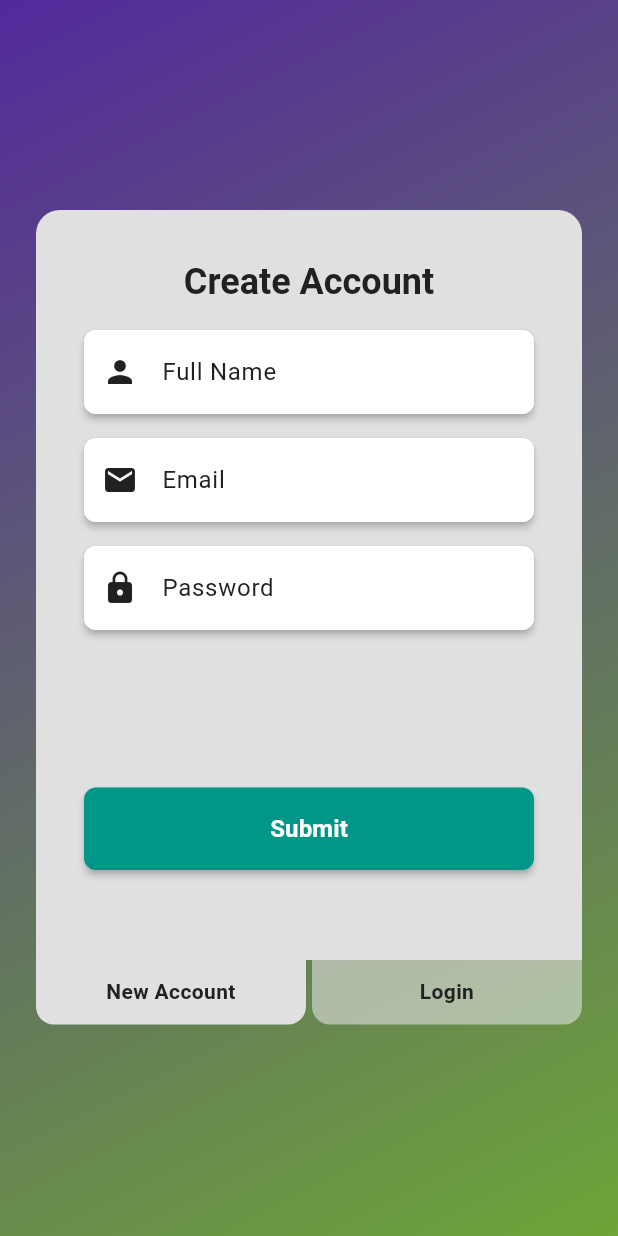
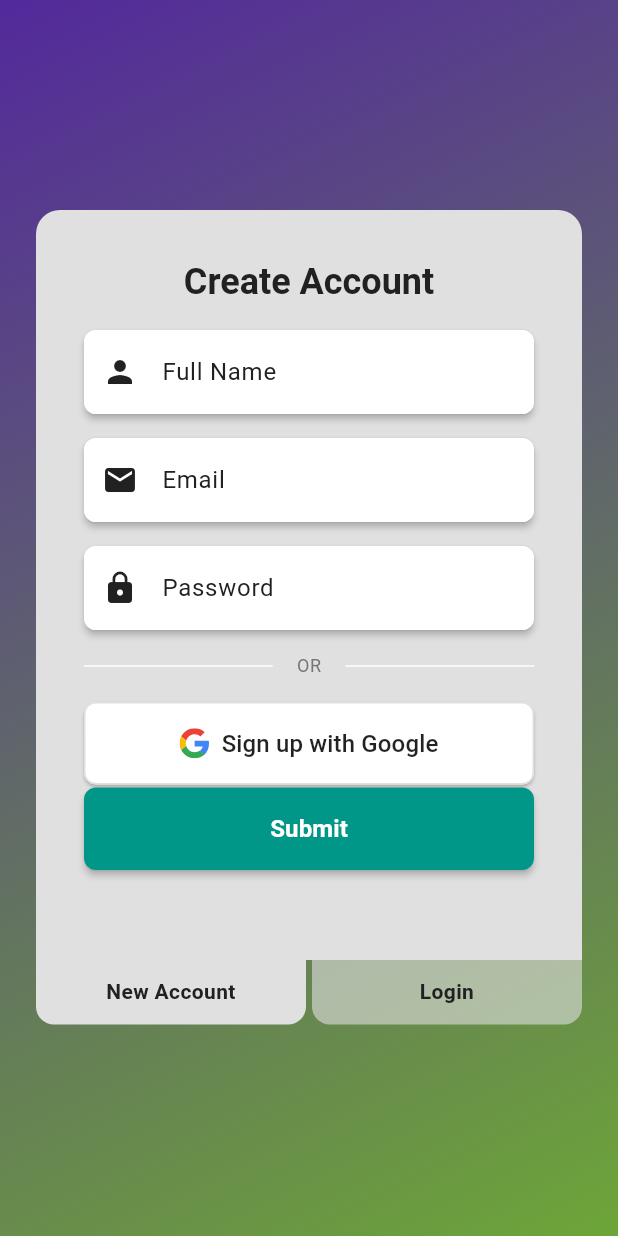
Before and after one commit to Toglefritz/staccato, a Flutter app: the screen it shows after launch, on a phone screen of 412 x 824 dp. Run offline on Flutter 3.47's test engine with Material 3 defaults, Android fonts, the phone set to English and light mode, and no system bars; our stand-ins replace cloud_firestore, firebase_auth, firebase_core, flutter_svg, google_fonts, google_sign_in; accounts and stored records are empty; generated files the repository leaves out were written again.

Commit message:
Implemented Google signin methods

```diff
--- a/staccato_dashboard/lib/screens/onboarding/components/custom_tabbed_card.dart
+++ b/staccato_dashboard/lib/screens/onboarding/components/custom_tabbed_card.dart
@@ -64,6 +64,7 @@ class CustomTabbedCard extends StatelessWidget {
                                   passwordController: controller.passwordController,
                                 ),
                                 onSignUp: controller.handleSignUp,
+                                onGoogleSignUp: controller.handleGoogleSignUp,
                                 showSubmitButton: false, // Hide button in form
                               ),
                             ),
@@ -77,6 +78,7 @@ class CustomTabbedCard extends StatelessWidget {
                                   passwordController: controller.passwordController,
                                 ),
                                 onSignIn: controller.handleSignIn,
+                                onGoogleSignIn: controller.handleGoogleSignIn,
                                 showSubmitButton: false, // Hide button in form
                               ),
                             ),
--- a/staccato_dashboard/lib/screens/onboarding/components/sign_up_form.dart
+++ b/staccato_dashboard/lib/screens/onboarding/components/sign_up_form.dart
@@ -1,4 +1,5 @@
 import 'package:flutter/material.dart';
+import 'package:flutter_svg/flutter_svg.dart';
 
 import '../../../l10n/l10n.dart';
 import '../../../theme/insets.dart';
@@ -6,11 +7,23 @@ import '../models/sign_up_form_model.dart';
 
 /// A form used to create a new account in the Staccato system.
 class SignUpForm extends StatelessWidget {
+  /// Google logo SVG data
+  static const String _googleLogoSvg = '''
+<svg version="1.1" xmlns="http://www.w3.org/2000/svg" viewBox="0 0 48 48" xmlns:xlink="http://www.w3.org/1999/xlink" style="display: block;">
+  <path fill="#EA4335" d="M24 9.5c3.54 0 6.71 1.22 9.21 3.6l6.85-6.85C35.9 2.38 30.47 0 24 0 14.62 0 6.51 5.38 2.56 13.22l7.98 6.19C12.43 13.72 17.74 9.5 24 9.5z"></path>
+  <path fill="#4285F4" d="M46.98 24.55c0-1.57-.15-3.09-.38-4.55H24v9.02h12.94c-.58 2.96-2.26 5.48-4.78 7.18l7.73 6c4.51-4.18 7.09-10.36 7.09-17.65z"></path>
+  <path fill="#FBBC05" d="M10.53 28.59c-.48-1.45-.76-2.99-.76-4.59s.27-3.14.76-4.59l-7.98-6.19C.92 16.46 0 20.12 0 24c0 3.88.92 7.54 2.56 10.78l7.97-6.19z"></path>
+  <path fill="#34A853" d="M24 48c6.48 0 11.93-2.13 15.89-5.81l-7.73-6c-2.15 1.45-4.92 2.3-8.16 2.3-6.26 0-11.57-4.22-13.47-9.91l-7.98 6.19C6.51 42.62 14.62 48 24 48z"></path>
+  <path fill="none" d="M0 0h48v48H0z"></path>
+</svg>
+''';
+
   /// Creates a new [SignUpForm] widget.
   const SignUpForm({
     required this.signUpFormKey,
     required this.formModel,
     required this.onSignUp,
+    required this.onGoogleSignUp,
     this.showSubmitButton = true,
     super.key,
   });
@@ -25,6 +38,9 @@ class SignUpForm extends StatelessWidget {
 
   /// A callback for when the user submits the form.
   final void Function() onSignUp;
+
+  /// A callback for when the user signs up with Google.
+  final void Function() onGoogleSignUp;
 
   /// Whether to show the submit button.
   final bool showSubmitButton;
@@ -118,7 +134,9 @@ class SignUpForm extends StatelessWidget {
             ),
           ),
           if (showSubmitButton)
-            ElevatedButton(
+            Padding(
+              padding: const EdgeInsets.only(bottom: Insets.small),
+              child: ElevatedButton(
                 onPressed: onSignUp,
                 style: ElevatedButton.styleFrom(
                   backgroundColor: Theme.of(context).colorScheme.primary,
@@ -133,6 +151,53 @@ class SignUpForm extends StatelessWidget {
                   style: const TextStyle(fontSize: 16, fontWeight: FontWeight.bold),
                 ),
               ),
+            ),
+
+          // Always show Google sign-up option
+          Padding(
+            padding: const EdgeInsets.only(bottom: Insets.small),
+            child: Row(
+              children: [
+                const Expanded(child: Divider()),
+                Padding(
+                  padding: const EdgeInsets.symmetric(horizontal: Insets.small),
+                  child: Text(
+                    'OR',
+                    style: Theme.of(context).textTheme.bodySmall?.copyWith(
+                      color: Colors.grey[600],
+                    ),
+                  ),
+                ),
+                const Expanded(child: Divider()),
+              ],
+            ),
+          ),
+
+          ElevatedButton.icon(
+            onPressed: onGoogleSignUp,
+            style: ElevatedButton.styleFrom(
+              backgroundColor: Colors.white,
+              foregroundColor: Colors.black87,
+              side: BorderSide(color: Colors.grey[300]!),
+              padding: const EdgeInsets.symmetric(vertical: Insets.small),
+              shape: RoundedRectangleBorder(
+                borderRadius: BorderRadius.circular(8),
+              ),
+              elevation: 1,
+            ),
+            icon: SvgPicture.string(
+              _googleLogoSvg,
+              height: 20,
+              width: 20,
+            ),
+            label: const Text(
+              'Sign up with Google',
+              style: TextStyle(
+                fontSize: 16,
+                fontWeight: FontWeight.w500,
+              ),
+            ),
+          ),
         ],
       ),
     );
--- a/staccato_dashboard/pubspec.yaml
+++ b/staccato_dashboard/pubspec.yaml
@@ -29,13 +29,16 @@ dependencies:
   # Fonts
   google_fonts: ^6.3.2
 
+  # SVG support
+  flutter_svg: ^2.0.10+1
+
 dev_dependencies:
   # Testing tools
   flutter_test:
     sdk: flutter
 
   # Lint rules for Dart and Flutter used internally at Very Good Ventures
-  very_good_analysis: ^9.0.0
+  very_good_analysis: ^10.0.0
 
 flutter:
   uses-material-design: true
```
Also changed, not shown: staccato_dashboard/lib/screens/onboarding/components/sign_in_form.dart (+62 -0 lines), staccato_dashboard/pubspec.lock, 8 other files. Lines whose indentation alone changed are shown as unchanged.
